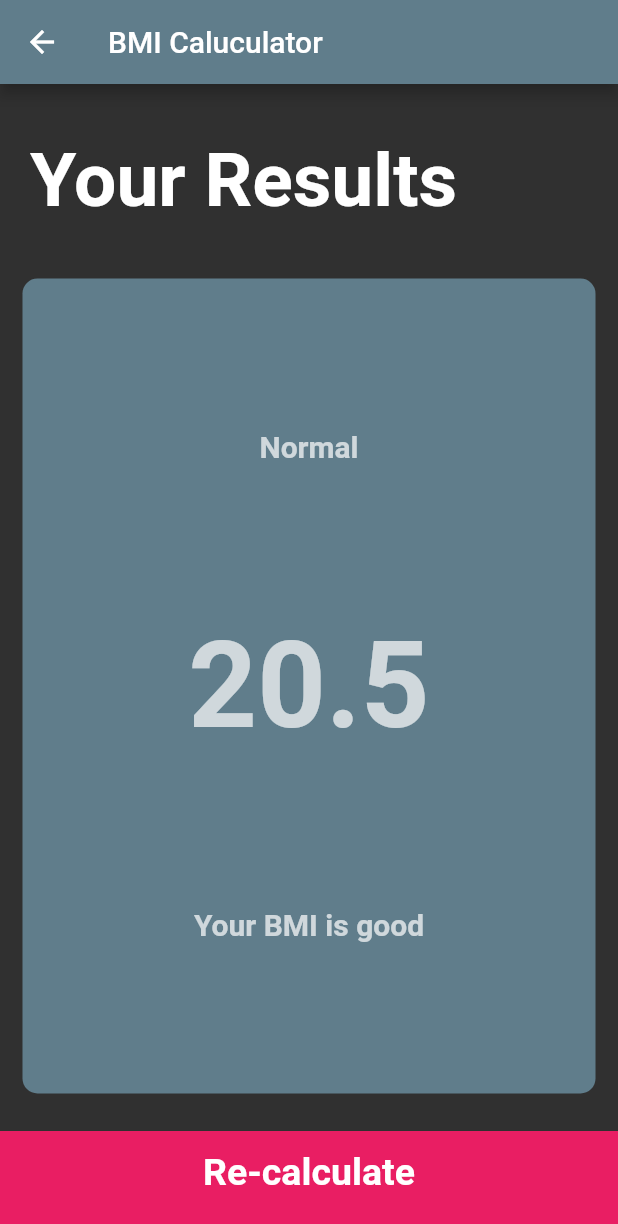
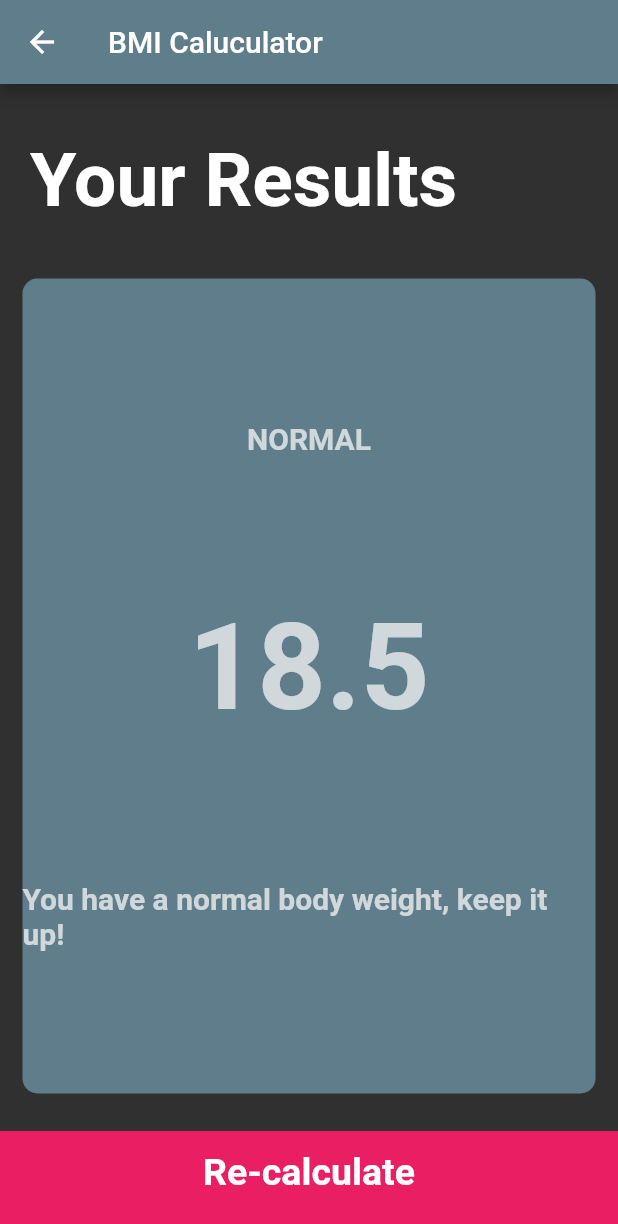
Before and after one commit to PaulDudsdeemaytha/bmi-calculator-flutter, a Flutter app: the screen it shows after launch, after a tap on "Calculate", on a phone screen of 412 x 824 dp. Shown: the top 1224 px of the screen. Run offline on Flutter 3.47's test engine with Material 2 defaults, Android fonts, the phone set to English and light mode, and no system bars; our stand-ins replace font_awesome_flutter.

Commit message:
finished app

```diff
--- a/lib/calculator_brain.dart
+++ b/lib/calculator_brain.dart
@@ -22,6 +22,15 @@ class CalculatorBrain {
     } else {
       return 'underweight';
     }
-    ;
+  }
+
+  String getInterpretation() {
+    if (_bmi >= 25) {
+      return 'You have a higher body weight than normal, try exercising more!';
+    } else if (_bmi > 18.5) {
+      return 'You have a normal body weight, keep it up!';
+    } else {
+      return 'You are a little lower than normal body weight, try to eat a bit more!';
+    }
   }
 }
--- a/lib/screens/input_page.dart
+++ b/lib/screens/input_page.dart
@@ -5,6 +5,7 @@ import '../components/reusableIcon.dart';
 import '../constants.dart';
 import 'results_page.dart';
 import '../components/bottom_button.dart';
+import 'package:bmi_calculator/calculator_brain.dart';
 
 enum Gender { male, female }
 
@@ -200,10 +201,17 @@ class _InputPageState extends State<InputPage> {
           ),
           BottomButton(
             onTap: () {
+              CalculatorBrain calc =
+                  CalculatorBrain(height: height, weight: weight);
+
               Navigator.push(
                   context,
                   MaterialPageRoute(
-                    builder: (context) => ResultsPage(),
+                    builder: (context) => ResultsPage(
+                      bmiResult: calc.calculateBMI(),
+                      resultText: calc.getResult(),
+                      interpretation: calc.getInterpretation(),
+                    ),
                   ));
             },
             buttonTitle: 'Calculate',
--- a/lib/screens/results_page.dart
+++ b/lib/screens/results_page.dart
@@ -4,6 +4,15 @@ import '../components/reusableCard.dart';
 import '../components/bottom_button.dart';
 
 class ResultsPage extends StatelessWidget {
+  final String bmiResult;
+  final String resultText;
+  final String interpretation;
+
+  ResultsPage(
+      {@required this.bmiResult,
+      @required this.resultText,
+      @required this.interpretation});
+
   @override
   Widget build(BuildContext context) {
     return Scaffold(
@@ -33,15 +42,15 @@ class ResultsPage extends StatelessWidget {
                 crossAxisAlignment: CrossAxisAlignment.center,
                 children: <Widget>[
                   Text(
-                    'Normal',
+                    resultText.toUpperCase(),
                     style: kResultsTextStyle,
                   ),
                   Text(
-                    '20.5',
+                    bmiResult,
                     style: kResultsBMITextStyle,
                   ),
                   Text(
-                    'Your BMI is good',
+                    interpretation,
                     style: kResultsTextStyle,
                   ),
                 ],
```
